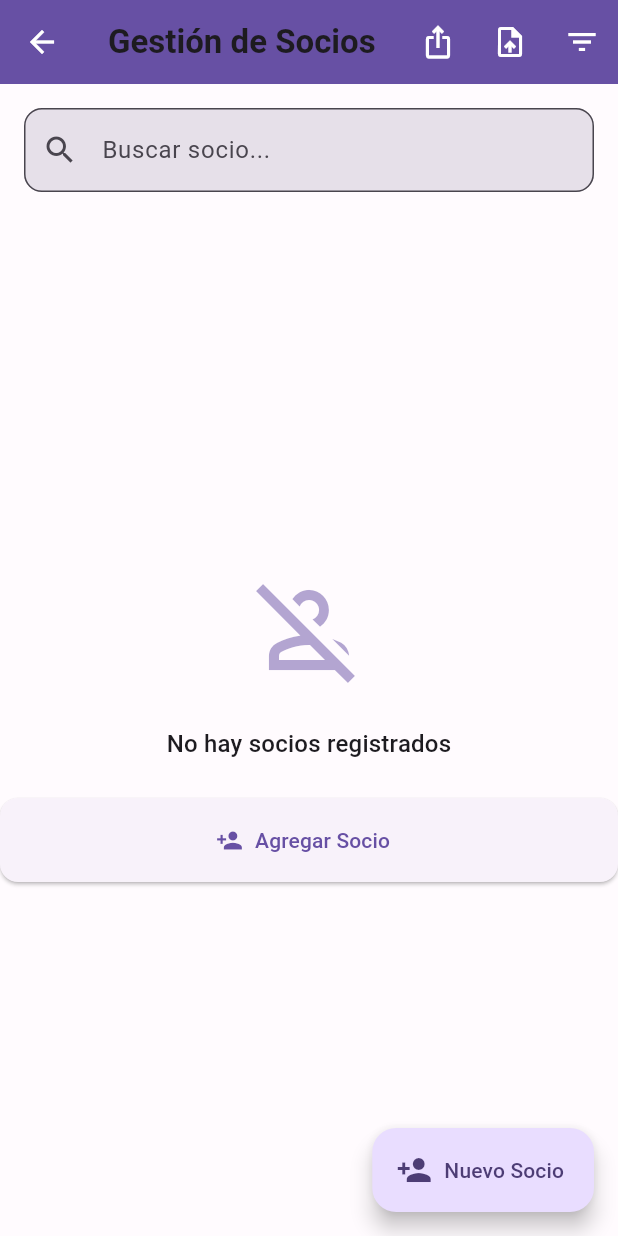
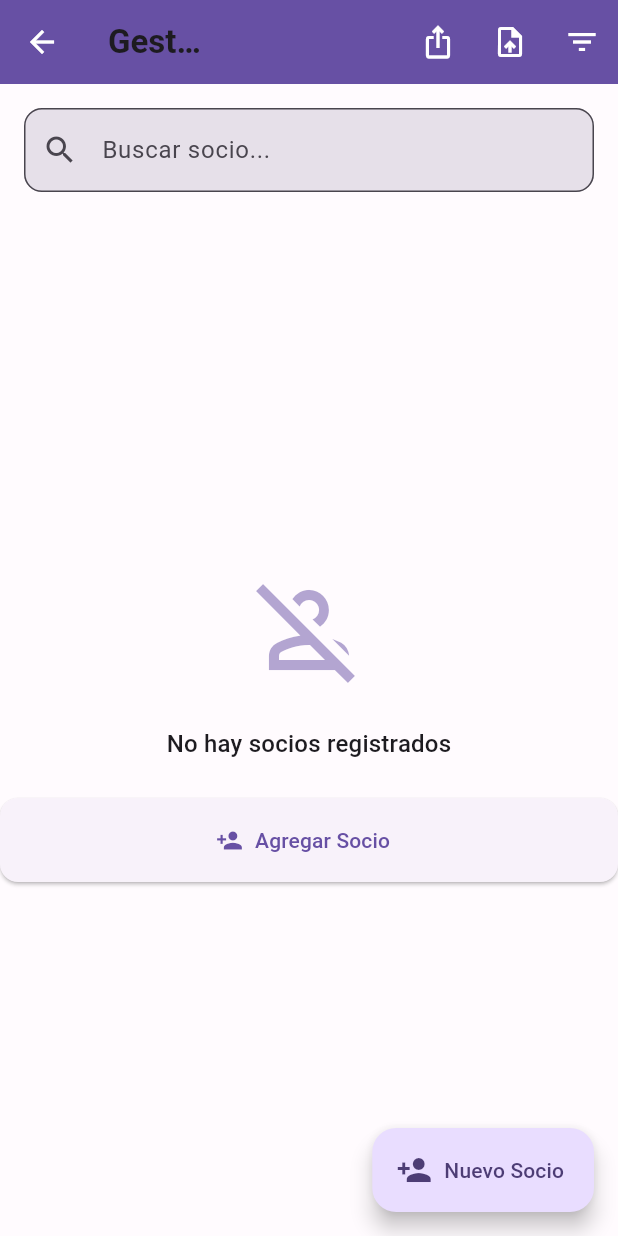
Before and after one commit to boris13jbb/Sindicat_fluter_apk, a Flutter app: the MembersListScreen screen opened directly, on a phone screen of 412 x 824 dp. Run offline on Flutter 3.47's test engine with Material 3 defaults, Android fonts, the phone set to English and light mode, and no system bars; our stand-ins replace cloud_firestore, csv, file_picker, firebase_auth, firebase_core, pdf and 3 more; missing offline and left inert: excel, mobile_scanner; accounts and stored records are empty.

Commit message:
feat(ui): enhance app layout and navigation with system gesture insets
- Added support for system navigation insets in the main app layout to improve UI responsiveness.
- Updated the ProfessionalAppBar to allow horizontal scrolling of action buttons on narrow screens, enhancing usability.
- Adjusted padding in various list views across the application to ensure consistent spacing and prevent content overflow.
- Improved overall user experience by refining the layout and navigation elements in the app.

```diff
--- a/lib/core/widgets/professional_app_bar.dart
+++ b/lib/core/widgets/professional_app_bar.dart
@@ -1,3 +1,5 @@
+import 'dart:math' as math;
+
 import 'package:flutter/material.dart';
 
 class ProfessionalAppBar extends StatelessWidget
@@ -7,23 +9,70 @@ class ProfessionalAppBar extends StatelessWidget
     required this.title,
     this.onNavigateBack,
     this.actions,
+    /// Anchura máxima del bloque scrolleable para [actions]; evita tapar el título en filas muy estrechas.
+    this.actionsFlexMaxFraction = 0.48,
   });
 
   final String title;
   final VoidCallback? onNavigateBack;
+
+  /// Acciones derecha ([IconButton]). En pantallas estrechas con muchas ítems el bloque será desplazable horizontalmente para evitar overflow.
   final List<Widget>? actions;
+
+  /// Fracción del ancho de pantalla destinada como tope máximo al carril de acciones cuando se activa scroll horizontal.
+  final double actionsFlexMaxFraction;
 
   @override
   Size get preferredSize => const Size.fromHeight(kToolbarHeight);
 
   @override
   Widget build(BuildContext context) {
+    final theme = Theme.of(context);
+    final screenW = MediaQuery.sizeOf(context).width;
+
+    Widget? normalizedActions;
+
+    final rawActions = actions;
+    if (rawActions != null && rawActions.isNotEmpty) {
+      final needsScrollRail =
+          rawActions.length > 2 && screenW < 560;
+      final maxActionsW = math.max(
+        screenW * actionsFlexMaxFraction,
+        math.min(screenW - 140, 260.0),
+      ).toDouble();
+
+      normalizedActions = needsScrollRail
+          ? SizedBox(
+              width: maxActionsW,
+              height: kToolbarHeight,
+              child: Align(
+                alignment: Alignment.centerRight,
+                child: ScrollConfiguration(
+                  behavior: ScrollConfiguration.of(context).copyWith(
+                    physics: const BouncingScrollPhysics(),
+                  ),
+                  child: SingleChildScrollView(
+                    scrollDirection: Axis.horizontal,
+                    child: Row(
+                      mainAxisAlignment: MainAxisAlignment.end,
+                      mainAxisSize: MainAxisSize.min,
+                      children: rawActions,
+                    ),
+                  ),
+                ),
+              ),
+            )
+          : Row(
+              mainAxisAlignment: MainAxisAlignment.end,
+              mainAxisSize: MainAxisSize.min,
+              children: rawActions,
+            );
+    }
+
     return AppBar(
       title: Text(
         title,
-        style: Theme.of(
-          context,
-        ).textTheme.titleLarge?.copyWith(fontWeight: FontWeight.w600),
+        style: theme.textTheme.titleLarge?.copyWith(fontWeight: FontWeight.w600),
         maxLines: 1,
         overflow: TextOverflow.ellipsis,
       ),
@@ -33,7 +82,7 @@ class ProfessionalAppBar extends StatelessWidget
               onPressed: onNavigateBack,
             )
           : null,
-      actions: actions,
+      actions: normalizedActions != null ? [normalizedActions] : null,
     );
   }
 }
--- a/lib/features/asistencia/asistencia_home_screen.dart
+++ b/lib/features/asistencia/asistencia_home_screen.dart
@@ -224,6 +224,7 @@ class _AsistenciaHomeScreenState extends State<AsistenciaHomeScreen> {
             else
               Expanded(
                 child: ListView.builder(
+                  padding: const EdgeInsets.only(bottom: 88),
                   itemCount: eventos.length,
                   itemBuilder: (context, i) {
                     final e = eventos[i];
@@ -356,6 +357,7 @@ class _AsistenciaHomeScreenState extends State<AsistenciaHomeScreen> {
             else
               Expanded(
                 child: ListView.builder(
+                  padding: const EdgeInsets.only(bottom: 88),
                   itemCount: eventos.length,
                   itemBuilder: (context, i) {
                     final e = eventos[i];
--- a/lib/features/elections/elections_screen.dart
+++ b/lib/features/elections/elections_screen.dart
@@ -96,7 +96,7 @@ class _ElectionsScreenState extends State<ElectionsScreen> {
             );
           }
           return ListView.builder(
-            padding: const EdgeInsets.all(16),
+            padding: const EdgeInsets.fromLTRB(16, 16, 16, 88),
             itemCount: elections.length,
             itemBuilder: (context, index) {
               final election = elections[index];
--- a/lib/features/members/members_list_screen.dart
+++ b/lib/features/members/members_list_screen.dart
@@ -233,7 +233,7 @@ class _MembersListScreenState extends State<MembersListScreen> {
     return RefreshIndicator(
       onRefresh: _loadInitialMembersPage,
       child: ListView.builder(
-        padding: const EdgeInsets.symmetric(horizontal: 16),
+        padding: const EdgeInsets.fromLTRB(16, 0, 16, 96),
         itemCount: _pagedMembers.length + 1,
         itemBuilder: (context, index) {
           if (index == _pagedMembers.length) {
@@ -422,7 +422,7 @@ class _MembersListView extends StatelessWidget {
   @override
   Widget build(BuildContext context) {
     return ListView.builder(
-      padding: const EdgeInsets.symmetric(horizontal: 16),
+      padding: const EdgeInsets.fromLTRB(16, 0, 16, 96),
       itemCount: members.length,
       itemBuilder: (context, index) {
         final member = members[index];
```
Also changed, not shown: lib/core/widgets/system_navigation_insets.dart (added, +21 -0 lines), lib/main.dart (+22 -0 lines).
